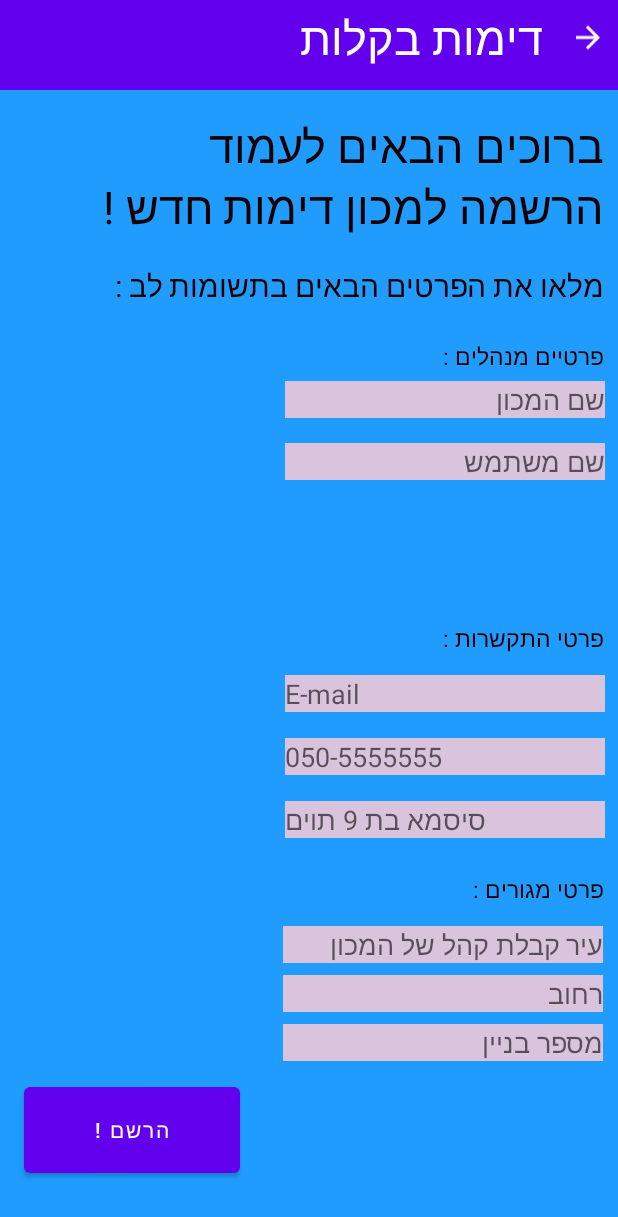
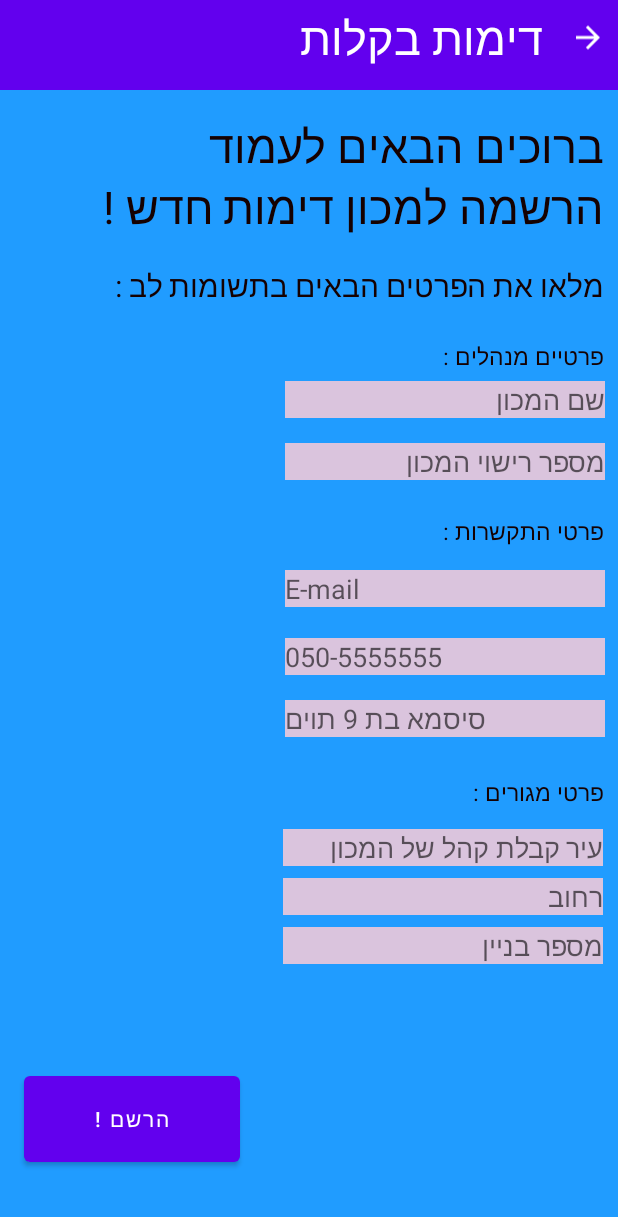
Before and after one commit to danieleppler/Dimot_Bekalot, an Android app: the layout activity_register_institute.xml on its own in the app's theme, with its tools: preview values and no code run, on a phone screen of 412 x 824 dp. Shown: the top 1217 px of the screen. Run offline under Robolectric (Android 15) with nearby library versions, the phone set to English and light mode, and no system bars; Roboto replaces fonts that are not available here.

Commit message:
registers for patient and institute are ready

```diff
--- a/app/build.gradle
+++ b/app/build.gradle
@@ -35,6 +35,8 @@ dependencies {
     implementation 'com.google.android.material:material:1.2.1'
     implementation 'androidx.constraintlayout:constraintlayout:2.0.4'
     implementation 'com.google.firebase:firebase-auth:20.0.1'
+    implementation 'com.google.firebase:firebase-analytics:18.0.0'
+    implementation 'com.google.firebase:firebase-database:19.5.1'
     testImplementation 'junit:junit:4.+'
     androidTestImplementation 'androidx.test.ext:junit:1.1.2'
     androidTestImplementation 'androidx.test.espresso:espresso-core:3.3.0'
--- a/app/src/main/java/com/example/dimot_bekalot/structures/Address.java
+++ b/app/src/main/java/com/example/dimot_bekalot/dataObjects/Address.java
@@ -1,4 +1,4 @@
-package com.example.dimot_bekalot.structures;
+package com.example.dimot_bekalot.dataObjects;
 /**
  * This JAVA Class represent a Address Details of a costumer
  * aka Imaging Institutes and patients
@@ -16,6 +16,5 @@ public class Address {
 
     public String getCity_Name() { return City_Name; }
     public String getStreet_Name() { return Street_Name; }
-    public String getHouse_Number() { return House_Number; }
-
+    public String getHouse_Number() {return House_Number; }
 }
--- a/app/src/main/java/com/example/dimot_bekalot/entryActivities/Register_Main_Activity.java
+++ b/app/src/main/java/com/example/dimot_bekalot/entryActivities/Register_Main_Activity.java
@@ -1,6 +1,6 @@
 package com.example.dimot_bekalot.entryActivities;
 /**
- * This activity will lead the user to patient reguster
+ * This activity will lead the user to patient register
  * or to institute register
  */
 import androidx.appcompat.app.AppCompatActivity;
--- a/app/src/main/res/layout/activity_register_institute.xml
+++ b/app/src/main/res/layout/activity_register_institute.xml
@@ -10,18 +10,19 @@
     <include layout="@layout/toolbar" />
 
     <EditText
-        android:id="@+id/user_user_name_input_register_institute"
+        android:id="@+id/user_ID_input_register_institute"
         android:layout_width="wrap_content"
         android:layout_height="wrap_content"
         android:background="#DAC4DD"
         android:ems="10"
-        android:hint="שם משתמש"
+        android:hint="מספר רישוי המכון"
         android:inputType="text"
         app:layout_constraintBottom_toTopOf="@+id/contact_in_text_view_institute"
         app:layout_constraintEnd_toEndOf="@+id/user_first_name_input_register_institute"
+        app:layout_constraintHorizontal_bias="0.0"
         app:layout_constraintStart_toStartOf="@+id/user_first_name_input_register_institute"
         app:layout_constraintTop_toBottomOf="@+id/user_first_name_input_register_institute"
-        app:layout_constraintVertical_bias="0.152" />
+        app:layout_constraintVertical_bias="0.423" />
 
     <TextView
         android:id="@+id/contact_in_text_view_institute"
@@ -31,10 +32,11 @@
         android:textColor="#150101"
         android:textSize="15dp"
         app:layout_constraintBottom_toTopOf="@+id/address_in_text_view_institute"
-        app:layout_constraintEnd_toEndOf="@+id/address_in_text_view_institute"
-        app:layout_constraintStart_toStartOf="@+id/address_in_text_view_institute"
-        app:layout_constraintTop_toBottomOf="@+id/personal_in_text_view_institute"
-        app:layout_constraintVertical_bias="0.535" />
+        app:layout_constraintEnd_toEndOf="parent"
+        app:layout_constraintHorizontal_bias="0.0"
+        app:layout_constraintStart_toStartOf="@+id/personal_in_text_view_institute"
+        app:layout_constraintTop_toBottomOf="@+id/welcome_text_view_institute"
+        app:layout_constraintVertical_bias="0.552" />
 
     <TextView
         android:id="@+id/personal_in_text_view_institute"
@@ -46,7 +48,7 @@
         android:textSize="15dp"
         app:layout_constraintBottom_toBottomOf="parent"
         app:layout_constraintEnd_toEndOf="@+id/address_in_text_view_institute"
-        app:layout_constraintHorizontal_bias="0.0"
+        app:layout_constraintHorizontal_bias="1.0"
         app:layout_constraintStart_toStartOf="@+id/address_in_text_view_institute"
         app:layout_constraintTop_toTopOf="@+id/fill_in_text_view_institute"
         app:layout_constraintVertical_bias="0.0" />
@@ -60,10 +62,10 @@
         android:textSize="15dp"
         app:layout_constraintBottom_toBottomOf="parent"
         app:layout_constraintEnd_toEndOf="@+id/fill_in_text_view_institute"
-        app:layout_constraintHorizontal_bias="1.0"
+        app:layout_constraintHorizontal_bias="0.0"
         app:layout_constraintStart_toStartOf="@+id/fill_in_text_view_institute"
         app:layout_constraintTop_toBottomOf="@+id/fill_in_text_view_institute"
-        app:layout_constraintVertical_bias="0.638" />
+        app:layout_constraintVertical_bias="0.529" />
 
     <EditText
         android:id="@+id/user_house_number_input_register_institute"
@@ -151,11 +153,11 @@
         android:hint="E-mail"
         android:inputType="textEmailAddress"
         app:layout_constraintBottom_toBottomOf="@+id/user_living_city_input_register_institute"
-        app:layout_constraintEnd_toEndOf="@+id/user_user_name_input_register_institute"
+        app:layout_constraintEnd_toEndOf="@+id/user_ID_input_register_institute"
         app:layout_constraintHorizontal_bias="0.0"
-        app:layout_constraintStart_toStartOf="@+id/user_user_name_input_register_institute"
+        app:layout_constraintStart_toStartOf="@+id/user_ID_input_register_institute"
         app:layout_constraintTop_toBottomOf="@+id/contact_in_text_view_institute"
-        app:layout_constraintVertical_bias="0.046" />
+        app:layout_constraintVertical_bias="0.052" />
 
     <EditText
         android:id="@+id/user_living_city_input_register_institute"
@@ -184,7 +186,7 @@
         app:layout_constraintHorizontal_bias="0.059"
         app:layout_constraintStart_toStartOf="parent"
         app:layout_constraintTop_toBottomOf="@+id/user_house_number_input_register_institute"
-        app:layout_constraintVertical_bias="0.238" />
+        app:layout_constraintVertical_bias="0.612" />
 
     <EditText
         android:id="@+id/user_password_input_register_institute"
@@ -203,16 +205,16 @@
         android:id="@+id/user_phone_input_register_institute"
         android:layout_width="wrap_content"
         android:layout_height="wrap_content"
+        android:layout_marginTop="39dp"
+        android:layout_marginBottom="36dp"
         android:background="#DAC4DD"
         android:ems="10"
         android:hint="050-5555555"
         android:inputType="phone"
-        app:layout_constraintBottom_toTopOf="@+id/user_password_input_register_institute"
+        app:layout_constraintBottom_toBottomOf="@+id/user_password_input_register_institute"
         app:layout_constraintEnd_toEndOf="@+id/user_email_input_register_institute"
-        app:layout_constraintHorizontal_bias="0.0"
         app:layout_constraintStart_toStartOf="@+id/user_email_input_register_institute"
-        app:layout_constraintTop_toBottomOf="@+id/user_user_name_input_register_institute"
-        app:layout_constraintVertical_bias="0.907" />
+        app:layout_constraintTop_toTopOf="@+id/user_email_input_register_institute" />
 
     <ProgressBar
         android:id="@+id/user_progress_bar_institute"
@@ -224,7 +226,7 @@
         app:layout_constraintEnd_toEndOf="parent"
         app:layout_constraintHorizontal_bias="0.177"
         app:layout_constraintStart_toStartOf="parent"
-        app:layout_constraintTop_toBottomOf="@+id/user_user_name_input_register_institute"
+        app:layout_constraintTop_toBottomOf="@+id/user_ID_input_register_institute"
         app:layout_constraintVertical_bias="0.0" />
 
 </androidx.constraintlayout.widget.ConstraintLayout>
--- a/build.gradle
+++ b/build.gradle
@@ -5,7 +5,7 @@ buildscript {
         jcenter()
     }
     dependencies {
-        classpath "com.android.tools.build:gradle:4.1.0"
+        classpath 'com.android.tools.build:gradle:4.1.1'
         classpath 'com.google.gms:google-services:4.3.4'
 
         // NOTE: Do not place your application dependencies here; they belong
```
Also changed, not shown: app/src/main/java/com/example/dimot_bekalot/dataObjects/Costumer_Details.java (renamed from app/src/main/java/com/example/dimot_bekalot/structures/Costumer_Details.java, +2 -7 lines), app/src/main/java/com/example/dimot_bekalot/dataObjects/Costumer_Details_Institute.java (added, +23 -0 lines), app/src/main/java/com/example/dimot_bekalot/dataObjects/Costumer_Details_Patient.java (added, +28 -0 lines), app/src/main/java/com/example/dimot_bekalot/entryActivities/Register_Institute_Activity.java (+78 -26 lines), app/src/main/java/com/example/dimot_bekalot/entryActivities/Register_Patient_Activity.java (+77 -27 lines), app/src/main/java/com/example/dimot_bekalot/structures/Costumer_Details_Institute.java (deleted, +0 -12 lines), app/src/main/java/com/example/dimot_bekalot/structures/Costumer_Details_Patient.java (deleted, +0 -23 lines), app/src/main/java/com/example/dimot_bekalot/tools/validationTools.java (+64 -15 lines), app/src/main/res/layout/activity_patient_register.xml (+6 -6 lines).
